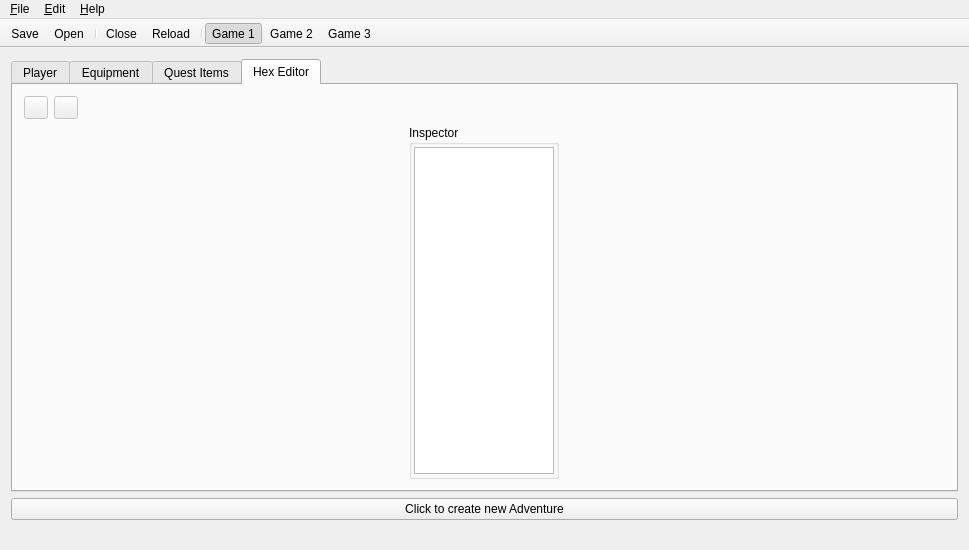
Above: save editor/SS_SaveEditor/forms/mainwindow.ui from Antidote/skyward-sword-save-editor before the change. Below: the same form after it.
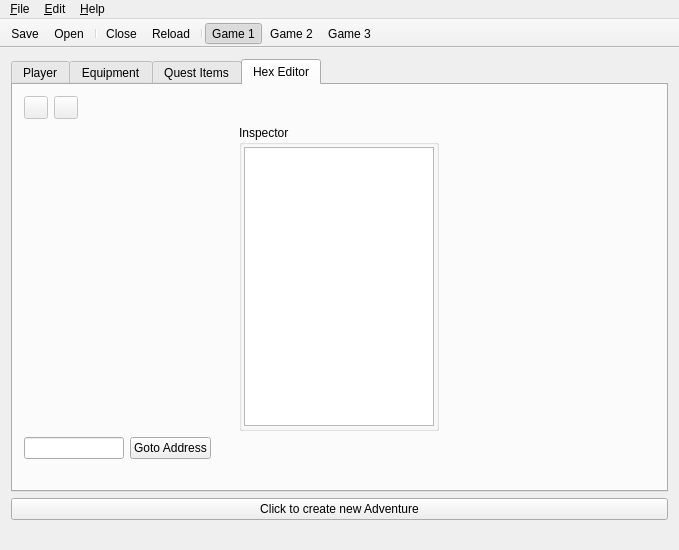
That is the form after the change. Icons and pictures are not drawn.

The edit to the form file:
```diff
--- a/save editor/SS_SaveEditor/forms/mainwindow.ui
+++ b/save editor/SS_SaveEditor/forms/mainwindow.ui
@@ -6,7 +6,7 @@
    <rect>
     <x>0</x>
     <y>0</y>
-    <width>969</width>
+    <width>679</width>
     <height>550</height>
    </rect>
   </property>
@@ -170,7 +170,11 @@
               </widget>
              </item>
              <item>
-              <widget class="QSpinBox" name="curHPSpinBox"/>
+              <widget class="QSpinBox" name="curHPSpinBox">
+               <property name="maximum">
+                <number>80</number>
+               </property>
+              </widget>
              </item>
             </layout>
            </item>
@@ -215,9 +219,6 @@
                <property name="maximum">
                 <double>1000000.000000000000000</double>
                </property>
-               <property name="singleStep">
-                <double>0.000001000000000</double>
-               </property>
                <property name="value">
                 <double>0.000000000000000</double>
                </property>
@@ -653,6 +654,9 @@
                <property name="minimum">
                 <double>-1000000.000000000000000</double>
                </property>
+               <property name="maximum">
+                <double>1000000.000000000000000</double>
+               </property>
                <property name="value">
                 <double>0.000000000000000</double>
                </property>
@@ -2504,24 +2508,13 @@
         <string>Hex Editor</string>
        </attribute>
        <layout class="QGridLayout" name="gridLayout_5">
-        <item row="0" column="0">
-         <widget class="QToolButton" name="hexUndoBtn">
-          <property name="enabled">
-           <bool>false</bool>
-          </property>
-          <property name="icon">
-           <iconset resource="../resources/resources.qrc">
-            <normaloff>:/Icons/Undo</normaloff>:/Icons/Undo</iconset>
-          </property>
-         </widget>
-        </item>
         <item row="1" column="0" colspan="3">
          <layout class="QHBoxLayout" name="horizontalLayout_2">
           <item>
            <widget class="QGroupBox" name="groupBox_4">
             <property name="maximumSize">
              <size>
-              <width>150</width>
+              <width>200</width>
               <height>16777215</height>
              </size>
             </property>
@@ -2534,14 +2527,11 @@
              </property>
              <item>
               <widget class="QTableView" name="inspectorView">
-               <property name="maximumSize">
-                <size>
-                 <width>150</width>
-                 <height>16777215</height>
-                </size>
+               <property name="editTriggers">
+                <set>QAbstractItemView::NoEditTriggers</set>
                </property>
-               <property name="cornerButtonEnabled">
-                <bool>false</bool>
+               <property name="alternatingRowColors">
+                <bool>true</bool>
                </property>
                <attribute name="horizontalHeaderCascadingSectionResizes">
                 <bool>true</bool>
@@ -2574,6 +2564,73 @@
           </item>
          </layout>
         </item>
+        <item row="2" column="0" colspan="3">
+         <layout class="QHBoxLayout" name="horizontalLayout_3">
+          <item>
+           <widget class="QLineEdit" name="hexGoToLineEdit">
+            <property name="maximumSize">
+             <size>
+              <width>100</width>
+              <height>16777215</height>
+             </size>
+            </property>
+            <property name="toolTip">
+             <string>Goto specified address (in hex)</string>
+            </property>
+            <property name="statusTip">
+             <string>Goto specified address (in hex)</string>
+            </property>
+            <property name="maxLength">
+             <number>32767</number>
+            </property>
+           </widget>
+          </item>
+          <item>
+           <widget class="QPushButton" name="hexGoToBtn">
+            <property name="toolTip">
+             <string>Goto specified address (in hex)</string>
+            </property>
+            <property name="statusTip">
+             <string>Goto specified address (in hex)</string>
+            </property>
+            <property name="text">
+             <string>Goto Address</string>
+            </property>
+           </widget>
+          </item>
+          <item>
+           <spacer name="horizontalSpacer_2">
+            <property name="orientation">
+             <enum>Qt::Horizontal</enum>
+            </property>
+            <property name="sizeHint" stdset="0">
+             <size>
+              <width>400</width>
+              <height>0</height>
+             </size>
+            </property>
+           </spacer>
+          </item>
+         </layout>
+        </item>
+        <item row="0" column="0">
+         <widget class="QToolButton" name="hexUndoBtn">
+          <property name="enabled">
+           <bool>false</bool>
+          </property>
+          <property name="icon">
+           <iconset resource="../resources/resources.qrc">
+            <normaloff>:/Icons/Undo</normaloff>:/Icons/Undo</iconset>
+          </property>
+         </widget>
+        </item>
+        <item row="3" column="0" colspan="3">
+         <widget class="QLabel" name="hexOffsetLbl">
+          <property name="text">
+           <string/>
+          </property>
+         </widget>
+        </item>
         <item row="0" column="1">
          <widget class="QToolButton" name="hexRedoBtn">
           <property name="enabled">
@@ -2603,7 +2660,7 @@
     <rect>
      <x>0</x>
      <y>0</y>
-     <width>969</width>
+     <width>679</width>
      <height>21</height>
     </rect>
    </property>
```
Left out of the diff: 122 changed lines with no effect on the pictures.
